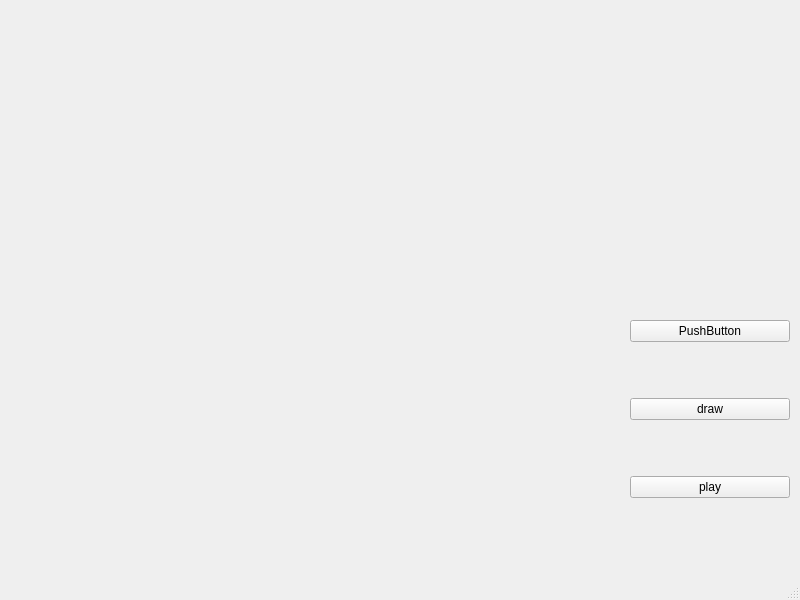
Before: the Qt Designer form mainUI.ui in iscc7/Sound-Shaper, drawn with Qt 5.
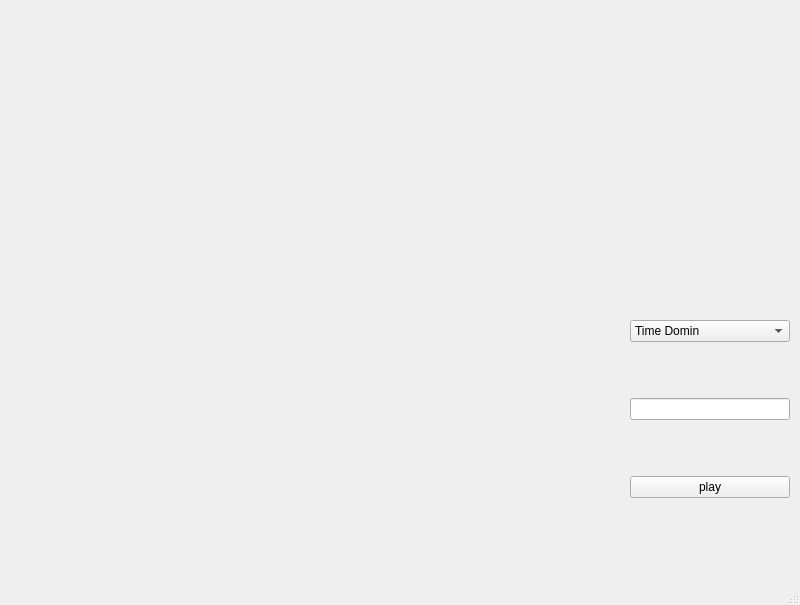
After: the same form once the commit is applied.

Patch:
```diff
--- a/mainUI.ui
+++ b/mainUI.ui
@@ -7,7 +7,7 @@
     <x>0</x>
     <y>0</y>
     <width>800</width>
-    <height>600</height>
+    <height>605</height>
    </rect>
   </property>
   <property name="windowTitle">
@@ -25,19 +25,23 @@
     </property>
     <layout class="QVBoxLayout" name="verticalLayout">
      <item>
-      <widget class="QPushButton" name="pushButton">
-       <property name="text">
-        <string>PushButton</string>
-       </property>
+      <widget class="QComboBox" name="DominSelection">
+       <item>
+        <property name="text">
+         <string>Time Domin</string>
+        </property>
+       </item>
+       <item>
+        <property name="text">
+         <string>Frequency Domin</string>
+        </property>
+       </item>
       </widget>
      </item>
      <item>
-      <widget class="QPushButton" name="draw">
-       <property name="text">
-        <string>draw</string>
-       </property>
-       <property name="autoDefault">
-        <bool>false</bool>
+      <widget class="QLineEdit" name="FreEdit">
+       <property name="mouseTracking">
+        <bool>true</bool>
        </property>
       </widget>
      </item>
```
